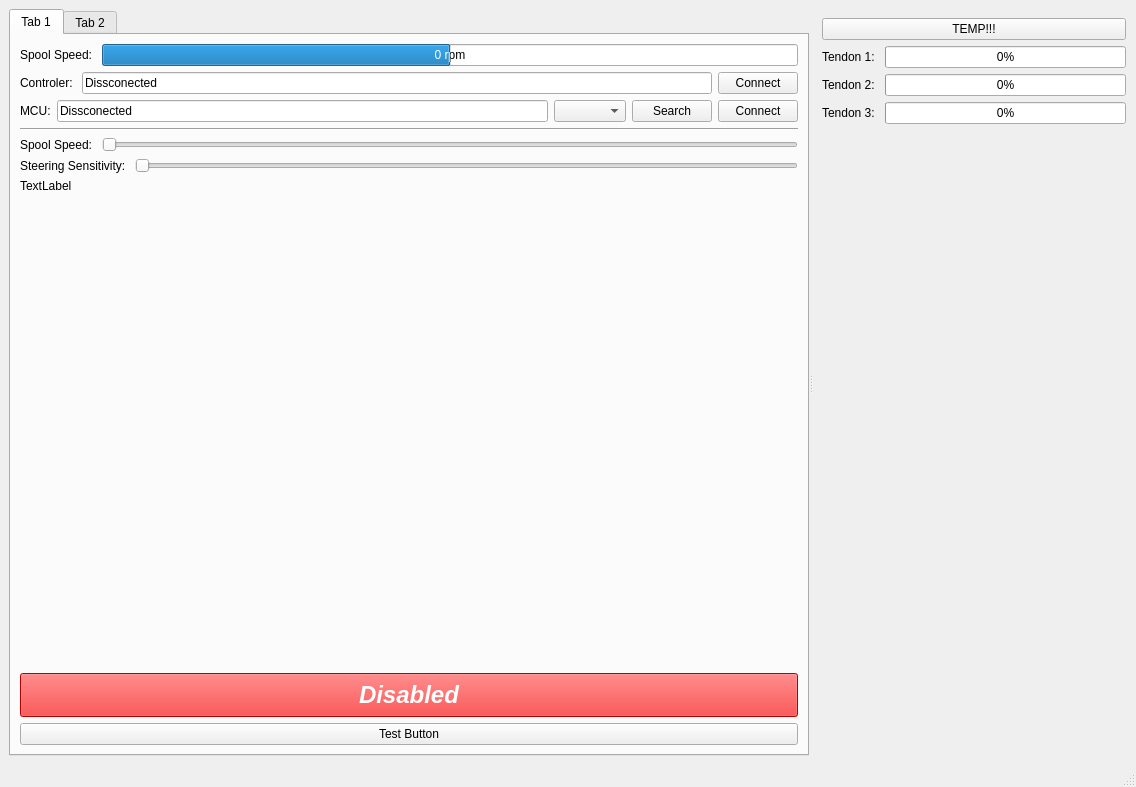
Old version of the form supervisor/generated_ui/main.ui in the repository crummyh/stem-research-2025-2026.
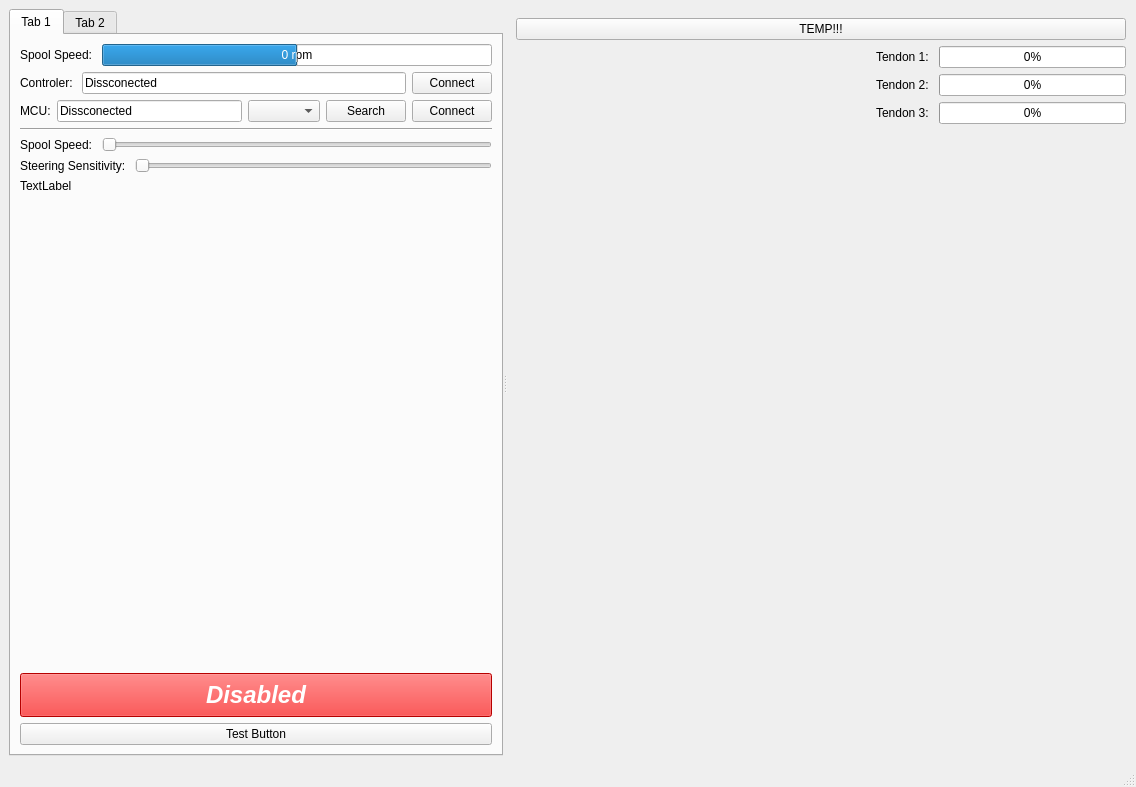
New version of the form.

What changed in the file:
```diff
--- a/supervisor/generated_ui/main.ui
+++ b/supervisor/generated_ui/main.ui
@@ -321,6 +321,9 @@
          <layout class="QHBoxLayout" name="tendonInfoLayout">
           <item>
            <layout class="QVBoxLayout" name="tendonSlidersLayout">
+            <property name="leftMargin">
+             <number>360</number>
+            </property>
             <item>
              <layout class="QHBoxLayout" name="tendon1Layout">
               <item>
```
